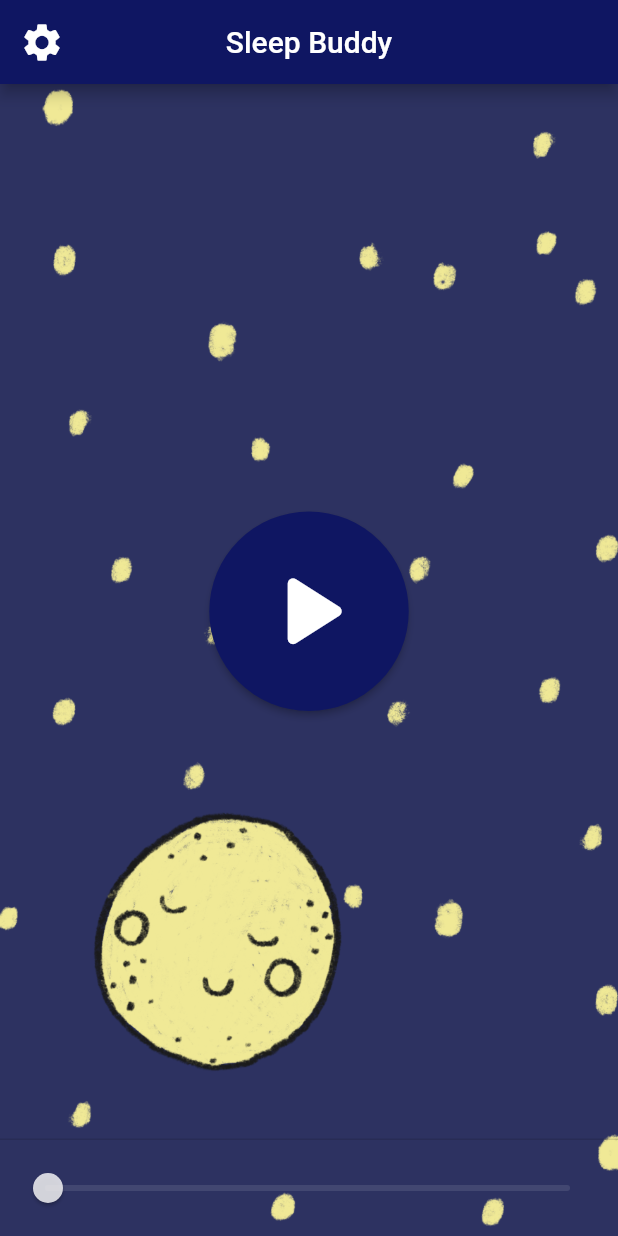
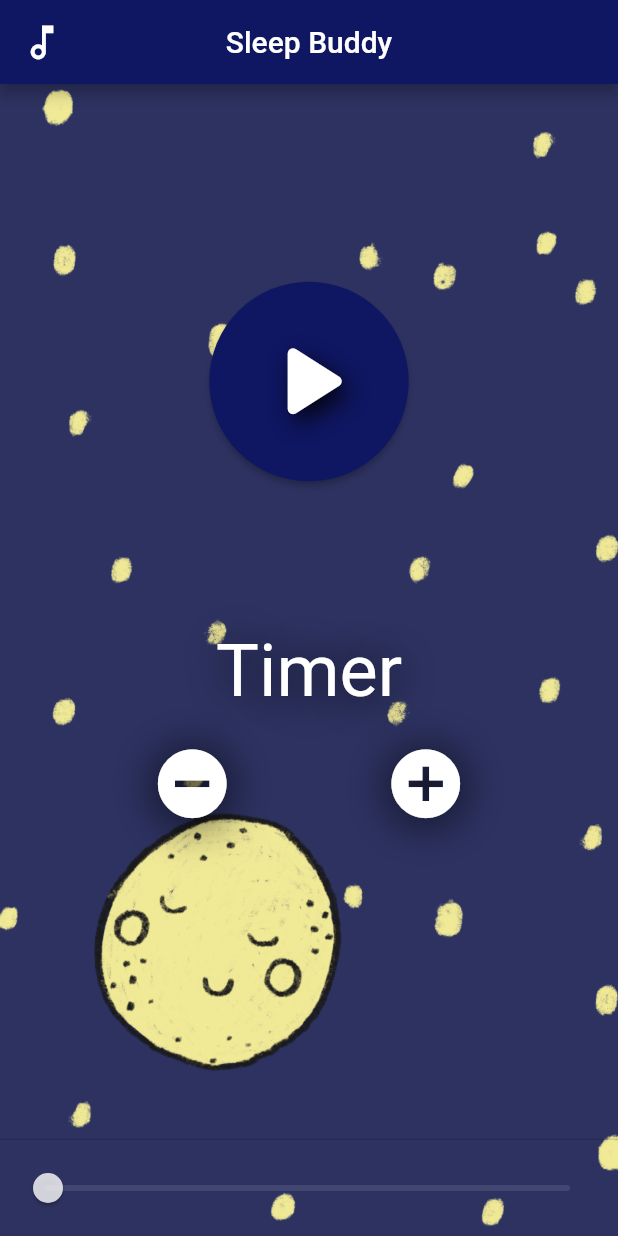
Before and after one commit to Yarden-Tal/Sleep-Buddy, a Flutter app: the screen it shows after launch, on a phone screen of 412 x 824 dp. Run offline on Flutter 3.47's test engine with Material 2 defaults, Android fonts, the phone set to English and light mode, and no system bars; our stand-ins replace audioplayers; missing offline and left inert: volume_controller.

Commit message:
added timer and sound buttons on bottom sheet

```diff
--- a/lib/config/sounds.dart
+++ b/lib/config/sounds.dart
@@ -1,8 +1,6 @@
 class Sound {
   static const String generic = "audio/generic.mp3";
   static const String rain = "audio/rain.mp3";
-  static const String waves = "audio/rain.mp3";
+  static const String waves = "audio/waves.mp3";
   static const String forest = "audio/forest.mp3";
 }
-
-enum SoundsEnum { generic, rain, waves, forest }
--- a/lib/main.dart
+++ b/lib/main.dart
@@ -6,8 +6,10 @@ import 'package:volume_controller/volume_controller.dart';
 import 'package:white_noise/config/colors.dart';
 import 'package:white_noise/config/fonts.dart';
 import 'package:white_noise/config/sounds.dart';
+import 'package:white_noise/settings_bottom_sheet.dart';
 // Widgets
 import 'package:white_noise/widgets/play_button.dart';
+import 'package:white_noise/widgets/timer.dart';
 
 void main() {
   runApp(const MyApp());
@@ -67,6 +69,8 @@ class _MyHomePageState extends State<MyHomePage> {
   void dispose() {
     VolumeController().removeListener();
     chosenSound.dispose();
+    _noiseIsOn = false;
+    isPlaying = false;
     super.dispose();
   }
 
@@ -88,8 +92,10 @@ class _MyHomePageState extends State<MyHomePage> {
   }
 
   void handleVolumeChange(double value) {
-    _volumeListenerValue = value;
     VolumeController().setVolume(_volumeListenerValue);
+    setState(() {
+      _volumeListenerValue = value;
+    });
   }
 
   @override
@@ -101,11 +107,18 @@ class _MyHomePageState extends State<MyHomePage> {
         fit: BoxFit.cover,
       )),
       child: Scaffold(
-        bottomSheet: null,
+        resizeToAvoidBottomInset: true,
         appBar: AppBar(
-          leading: const Icon(
-            Icons.settings,
-            size: 30,
+          leading: GestureDetector(
+            onTap: () => showModalBottomSheet(
+                context: context,
+                builder: (BuildContext context) {
+                  return const SettingsBottomSheet();
+                }),
+            child: const Icon(
+              Icons.music_note_outlined,
+              size: 30,
+            ),
           ),
           centerTitle: true,
           backgroundColor: ConfigColors.primaryColor,
@@ -113,12 +126,16 @@ class _MyHomePageState extends State<MyHomePage> {
         ),
         body: Center(
           child: Column(
-            mainAxisAlignment: MainAxisAlignment.center,
+            // mainAxisAlignment: MainAxisAlignment.spaceAround,
             children: <Widget>[
-              PlayButton(
-                noiseIsOn: _noiseIsOn,
-                toggleButton: _toggleBtn,
+              Padding(
+                padding: EdgeInsets.only(top: MediaQuery.of(context).size.height * 0.16),
+                child: PlayButton(
+                  noiseIsOn: _noiseIsOn,
+                  toggleButton: _toggleBtn,
+                ),
               ),
+              const TimerWidget(),
             ],
           ),
         ),
--- a/lib/widgets/play_button.dart
+++ b/lib/widgets/play_button.dart
@@ -32,6 +32,13 @@ class PlayButton extends StatelessWidget {
         : Icon(
             Icons.play_arrow_rounded,
             size: iconSize,
+            shadows: const [
+              Shadow(
+                color: Colors.black87,
+                blurRadius: 20,
+                offset: Offset(4, 6),
+              ),
+            ],
           );
   }
 }
--- /dev/null
+++ b/lib/widgets/timer.dart
@@ -0,0 +1,131 @@
+import 'dart:async';
+import 'package:flutter/material.dart';
+import 'package:white_noise/config/colors.dart';
+
+class TimerWidget extends StatefulWidget {
+  const TimerWidget({super.key});
+
+  @override
+  TimerWidgetState createState() => TimerWidgetState();
+}
+
+class TimerWidgetState extends State<TimerWidget> {
+  int _seconds = 0;
+  Timer? _timer;
+  final Duration _stepDuration = const Duration(minutes: 5);
+  final Duration _longPressDuration = const Duration(seconds: 1);
+
+  void _startTimer() {
+    const oneSec = Duration(seconds: 1);
+    _timer = Timer.periodic(
+      oneSec,
+      (Timer timer) => setState(
+        () {
+          if (_seconds < 1) {
+            timer.cancel();
+          } else {
+            _seconds = _seconds - 1;
+          }
+        },
+      ),
+    );
+  }
+
+  void _stopTimer() {
+    _timer?.cancel();
+  }
+
+  void _addTime() {
+    setState(() {
+      _seconds += _stepDuration.inSeconds;
+    });
+  }
+
+  void _subtractTime() {
+    setState(() {
+      if (_seconds >= _stepDuration.inSeconds) {
+        _seconds -= _stepDuration.inSeconds;
+      }
+    });
+  }
+
+  void _longPressAddTime() {
+    _addTime();
+    _timer = Timer.periodic(
+      _longPressDuration,
+      (timer) {
+        _addTime();
+      },
+    );
+  }
+
+  void _longPressSubtractTime() {
+    _subtractTime();
+    _timer = Timer.periodic(
+      _longPressDuration,
+      (timer) {
+        _subtractTime();
+      },
+    );
+  }
+
+  @override
+  void dispose() {
+    _timer?.cancel();
+    super.dispose();
+  }
+
+  @override
+  Widget build(BuildContext context) {
+    return Column(
+      children: <Widget>[
+        const SizedBox(
+          height: 50,
+        ),
+        const Text(
+          '',
+          style: TextStyle(fontSize: 24, color: ConfigColors.textColor),
+        ),
+        const SizedBox(height: 20),
+        Text(
+          _seconds == 0
+              ? "Timer"
+              : '${(_seconds ~/ 60).toString().padLeft(2, '0')}:${(_seconds % 60).toString().padLeft(2, '0')}',
+          style: const TextStyle(
+              fontSize: 48,
+              color: ConfigColors.textColor,
+              fontWeight: FontWeight.normal,
+              shadows: [Shadow(color: Colors.black87, blurRadius: 40, offset: Offset(0, 2))]),
+        ),
+        const SizedBox(height: 20),
+        Row(
+          mainAxisAlignment: MainAxisAlignment.spaceEvenly,
+          children: [
+            GestureDetector(
+              onTap: _subtractTime,
+              onLongPressStart: (_) => _longPressSubtractTime(),
+              onLongPressEnd: (_) => _stopTimer(),
+              child: const Icon(
+                Icons.remove_circle,
+                color: ConfigColors.textColor,
+                size: 55,
+                shadows: [Shadow(color: Colors.black87, blurRadius: 40, offset: Offset(0, 2))],
+              ),
+            ),
+            GestureDetector(
+              onTap: _addTime,
+              onLongPressStart: (_) => _longPressAddTime(),
+              onLongPressEnd: (_) => _stopTimer(),
+              child: const Icon(
+                Icons.add_circle,
+                color: ConfigColors.textColor,
+                size: 55,
+                shadows: [Shadow(color: Colors.black87, blurRadius: 40, offset: Offset(0, 2))],
+              ),
+            ),
+          ],
+        ),
+      ],
+    );
+  }
+}
```
Also changed, not shown: lib/config/responsivity_tools.dart (added, +10 -0 lines), lib/settings_bottom_sheet.dart (added, +36 -0 lines), lib/utils/utils.dart (+23 -14 lines), lib/widgets/sound_radio_btn.dart (added, +31 -0 lines), 2 other files.
